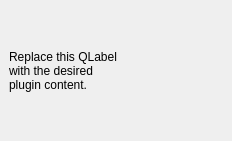
yixellet/cadaster_import, file cadaster_import_dockwidget_base.ui: the form before one commit.
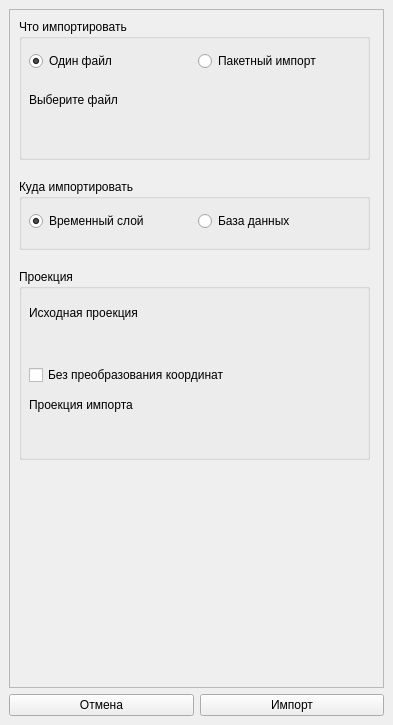
The form after the commit. Custom widgets are drawn as their Qt base class.

Diff of the .ui file:
```diff
--- a/cadaster_import_dockwidget_base.ui
+++ b/cadaster_import_dockwidget_base.ui
@@ -6,8 +6,8 @@
    <rect>
     <x>0</x>
     <y>0</y>
-    <width>232</width>
-    <height>141</height>
+    <width>393</width>
+    <height>725</height>
    </rect>
   </property>
   <property name="windowTitle">
@@ -15,18 +15,238 @@
   </property>
   <widget class="QWidget" name="dockWidgetContents">
    <layout class="QGridLayout" name="gridLayout">
-    <item row="0" column="0">
-     <widget class="QLabel" name="label">
+    <item row="1" column="1">
+     <widget class="QPushButton" name="importButton">
+      <property name="autoFillBackground">
+       <bool>false</bool>
+      </property>
       <property name="text">
-       <string>Replace this QLabel
-with the desired
-plugin content.</string>
+       <string>Импорт</string>
       </property>
+      <property name="shortcut">
+       <string>Return</string>
+      </property>
+     </widget>
+    </item>
+    <item row="1" column="0">
+     <widget class="QPushButton" name="cancelButton">
+      <property name="text">
+       <string>Отмена</string>
+      </property>
+      <property name="shortcut">
+       <string>Esc</string>
+      </property>
+     </widget>
+    </item>
+    <item row="0" column="0" colspan="2">
+     <widget class="QFrame" name="frame">
+      <property name="frameShape">
+       <enum>QFrame::StyledPanel</enum>
+      </property>
+      <property name="frameShadow">
+       <enum>QFrame::Raised</enum>
+      </property>
+      <widget class="QGroupBox" name="projectionGroupBox">
+       <property name="geometry">
+        <rect>
+         <x>10</x>
+         <y>260</y>
+         <width>351</width>
+         <height>191</height>
+        </rect>
+       </property>
+       <property name="title">
+        <string>Проекция</string>
+       </property>
+       <widget class="QWidget" name="">
+        <property name="geometry">
+         <rect>
+          <x>10</x>
+          <y>30</y>
+          <width>331</width>
+          <height>151</height>
+         </rect>
+        </property>
+        <layout class="QVBoxLayout" name="commonProjectionLayout">
+         <item>
+          <layout class="QVBoxLayout" name="sourceProjectionLayout">
+           <item>
+            <widget class="QLabel" name="sourceProjectionLabel">
+             <property name="text">
+              <string>Исходная проекция</string>
+             </property>
+            </widget>
+           </item>
+           <item>
+            <widget class="QgsProjectionSelectionWidget" name="mQgsProjectionSelectionWidget"/>
+           </item>
+          </layout>
+         </item>
+         <item>
+          <widget class="QCheckBox" name="withoutTransformCheck">
+           <property name="text">
+            <string>Без преобразования координат</string>
+           </property>
+          </widget>
+         </item>
+         <item>
+          <layout class="QVBoxLayout" name="importProjectionLayout">
+           <item>
+            <widget class="QLabel" name="importProjectionLabel">
+             <property name="text">
+              <string>Проекция импорта</string>
+             </property>
+            </widget>
+           </item>
+           <item>
+            <widget class="QgsProjectionSelectionWidget" name="importProjectionSelectionWidget"/>
+           </item>
+          </layout>
+         </item>
+        </layout>
+       </widget>
+      </widget>
+      <widget class="QGroupBox" name="importToGroupBox">
+       <property name="geometry">
+        <rect>
+         <x>10</x>
+         <y>170</y>
+         <width>351</width>
+         <height>71</height>
+        </rect>
+       </property>
+       <property name="title">
+        <string>Куда импортировать</string>
+       </property>
+       <property name="flat">
+        <bool>false</bool>
+       </property>
+       <property name="checkable">
+        <bool>false</bool>
+       </property>
+       <widget class="QWidget" name="">
+        <property name="geometry">
+         <rect>
+          <x>10</x>
+          <y>30</y>
+          <width>331</width>
+          <height>25</height>
+         </rect>
+        </property>
+        <layout class="QHBoxLayout" name="importToLayout">
+         <item>
+          <widget class="QRadioButton" name="impotToLayer">
+           <property name="text">
+            <string>Временный слой</string>
+           </property>
+           <property name="checked">
+            <bool>true</bool>
+           </property>
+           <attribute name="buttonGroup">
+            <string notr="true">importTargetGroup</string>
+           </attribute>
+          </widget>
+         </item>
+         <item>
+          <widget class="QRadioButton" name="importToDB">
+           <property name="text">
+            <string>База данных</string>
+           </property>
+           <attribute name="buttonGroup">
+            <string notr="true">importTargetGroup</string>
+           </attribute>
+          </widget>
+         </item>
+        </layout>
+       </widget>
+      </widget>
+      <widget class="QGroupBox" name="groupBox">
+       <property name="geometry">
+        <rect>
+         <x>10</x>
+         <y>10</y>
+         <width>351</width>
+         <height>141</height>
+        </rect>
+       </property>
+       <property name="title">
+        <string>Что импортировать</string>
+       </property>
+       <widget class="QWidget" name="">
+        <property name="geometry">
+         <rect>
+          <x>10</x>
+          <y>70</y>
+          <width>331</width>
+          <height>50</height>
+         </rect>
+        </property>
+        <layout class="QVBoxLayout" name="selectFileLayout">
+         <item>
+          <widget class="QLabel" name="selectFileLabel">
+           <property name="text">
+            <string>Выберите файл</string>
+           </property>
+          </widget>
+         </item>
+         <item>
+          <widget class="QgsFileWidget" name="selectFileWidget"/>
+         </item>
+        </layout>
+       </widget>
+       <widget class="QWidget" name="">
+        <property name="geometry">
+         <rect>
+          <x>10</x>
+          <y>30</y>
+          <width>331</width>
+          <height>25</height>
+         </rect>
+        </property>
+        <layout class="QHBoxLayout" name="horizontalLayout">
+         <item>
+          <widget class="QRadioButton" name="radioButton">
+           <property name="text">
+            <string>Один файл</string>
+           </property>
+           <property name="checked">
+            <bool>true</bool>
+           </property>
+           <attribute name="buttonGroup">
+            <string notr="true">importModeGroup</string>
+           </attribute>
+          </widget>
+         </item>
+         <item>
+          <widget class="QRadioButton" name="radioButton_2">
+           <property name="text">
+            <string>Пакетный импорт</string>
+           </property>
+           <attribute name="buttonGroup">
+            <string notr="true">importModeGroup</string>
+           </attribute>
+          </widget>
+         </item>
+        </layout>
+       </widget>
+      </widget>
      </widget>
     </item>
    </layout>
   </widget>
  </widget>
+ <customwidgets>
+  <customwidget>
+   <class>QgsFileWidget</class>
+   <extends>QWidget</extends>
+   <header>qgsfilewidget.h</header>
+  </customwidget>
+  <customwidget>
+   <class>QgsProjectionSelectionWidget</class>
+   <extends>QWidget</extends>
+   <header>qgsprojectionselectionwidget.h</header>
+  </customwidget>
+ </customwidgets>
  <resources/>
  <connections/>
 </ui>
```
Left out of the diff: 6 changed lines with no effect on the pictures.
